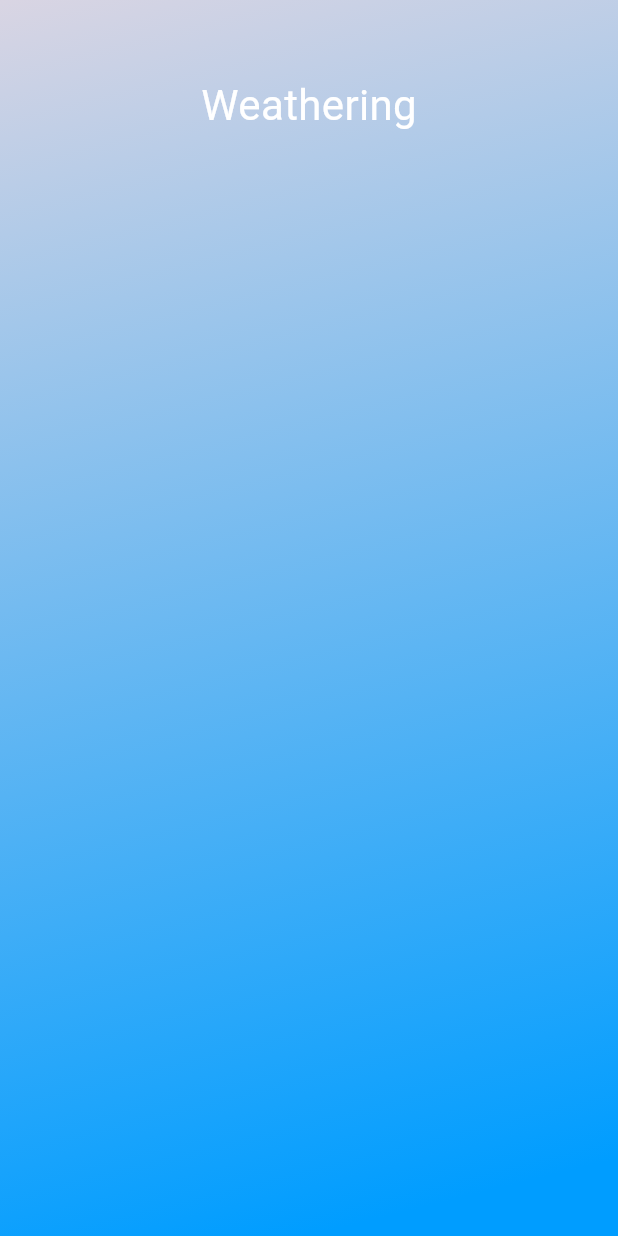
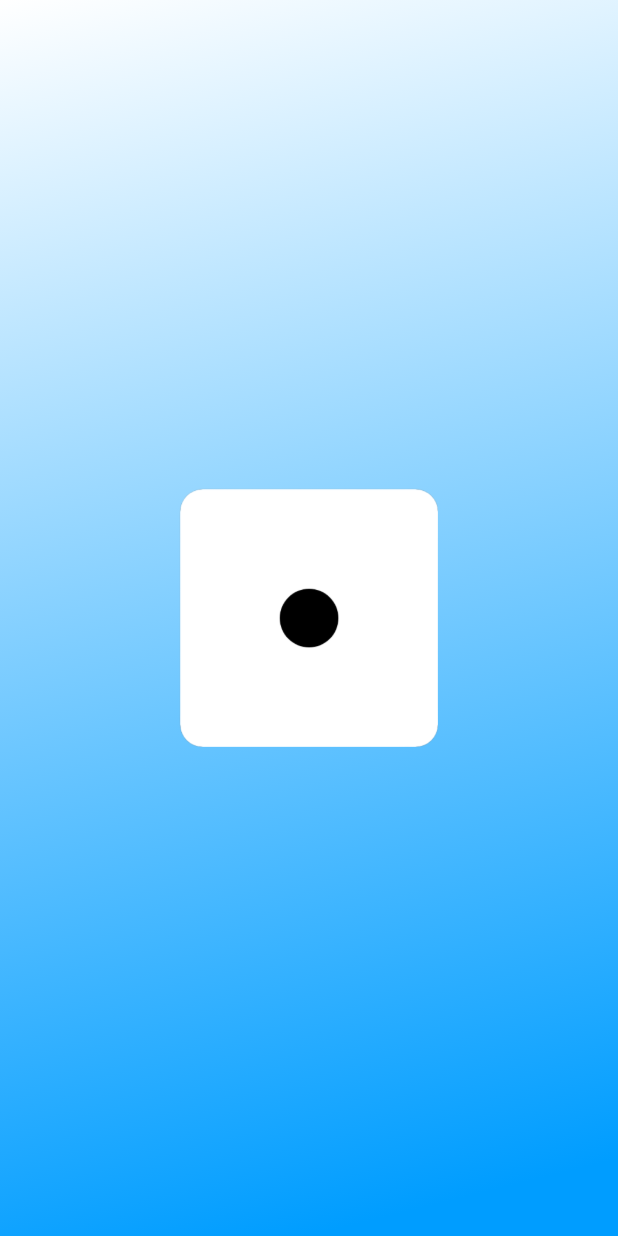
Before and after one commit to kenkzuha/weather, a Flutter app: the screen it shows after launch, on a phone screen of 412 x 824 dp. Run offline on Flutter 3.47's test engine with Material 3 defaults, Android fonts, the light colour scheme and no system bars.

Commit message:
Testing Image Assets

```diff
--- a/lib/container.dart
+++ b/lib/container.dart
@@ -1,26 +1,25 @@
 import 'package:flutter/material.dart';
 
 class GradientContainer extends StatelessWidget {
-  const GradientContainer({super.key});
+  final Color color1;
+  final Color color2;
+
+  const GradientContainer(this.color1, this.color2, {super.key});
 
   @override
   Widget build(context) {
     return Container(
-      decoration: const BoxDecoration(
+      decoration: BoxDecoration(
         gradient: LinearGradient(
-          colors: [
-            Color.fromARGB(255, 217, 213, 227),
-            Color.fromARGB(255, 0, 157, 255)
-          ],
+          colors: [color1,color2],
           begin: Alignment.topLeft,
           end: Alignment.bottomCenter,
         ),
       ),
       child: Container(
-        margin: const EdgeInsets.only(top: 50),
-        child: const Align(
-          alignment: Alignment.topCenter,
-          child: StyledText("Weathering"),
+        child: Align(
+          alignment: Alignment.center,
+          child: Image.asset('assets/images/one.png', width: 200),
         )
       )
     );
@@ -34,6 +33,6 @@ class StyledText extends StatelessWidget {
   @override
   Widget build(context) {
     return Text(text,
-        style: const TextStyle(color: Colors.white, fontSize: 28));
+        style: const TextStyle(color: Colors.black, fontSize: 28));
   }
 }
--- a/lib/main.dart
+++ b/lib/main.dart
@@ -5,9 +5,11 @@ void main() {
   runApp(
     const MaterialApp(
       title: 'Weathering',
-      /*Color.fromARGB(255, 217, 213, 227) */
-      /*Color.fromARGB(255, 0, 157, 255)*/
-      home: Scaffold(body: GradientContainer()),
-    ),
+      home: Scaffold(body: GradientContainer(
+            Color.fromARGB(255, 255, 255, 255),
+            Color.fromARGB(255, 0, 157, 255)
+        ),
+      ),
+    )
   );
 }
```
Also changed, not shown: pubspec.yaml (+7 -3 lines), assets/images/five.png (added), assets/images/four.png (added), assets/images/one.png (added), assets/images/six.png (added), assets/images/three.png (added), assets/images/two.png (added).
